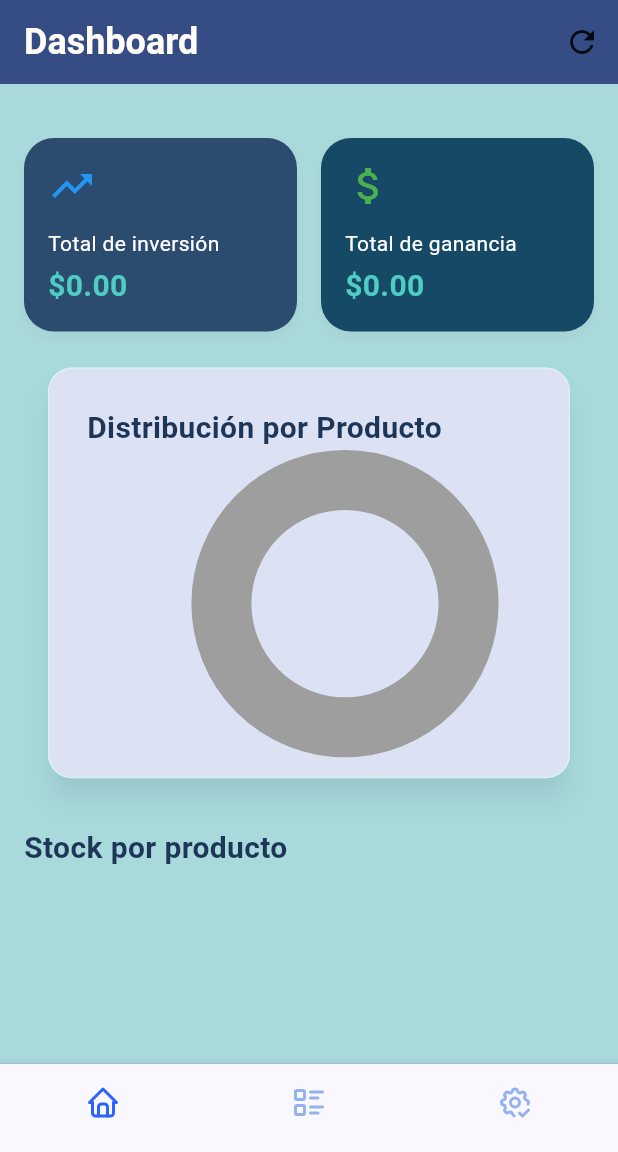
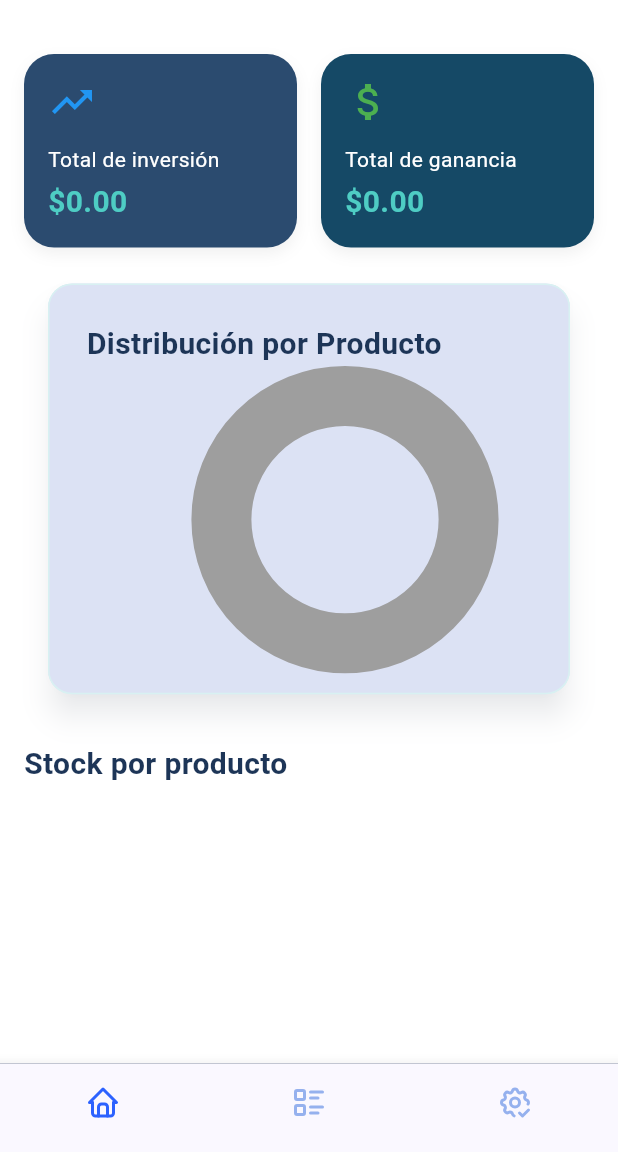
Before and after one commit to AldroX/miAlmacenApp, a Flutter app: the screen it shows after launch, on a phone screen of 412 x 824 dp, the part 84-1236 px from its top. Run offline on Flutter 3.47's test engine with Material 3 defaults, Android fonts, the phone set to English and light mode, and no system bars; drawn by our look-alikes of pie_chart; our stand-ins replace firebase_core, flutter_svg, hive, hive_flutter, image_picker; accounts and stored records are empty.

Commit message:
feat: refactoriazando el appBar

```diff
--- a/lib/pages/dashboard.dart
+++ b/lib/pages/dashboard.dart
@@ -68,20 +68,7 @@ class _DashboardPageState extends State<DashboardPage> {
   @override
   Widget build(BuildContext context) {
     return Scaffold(
-      backgroundColor: AppColors.azulClaro,
-      appBar: AppBar(
-        backgroundColor: const Color(0xFF364c84),
-        title: const Text(
-          'Dashboard',
-          style: TextStyle(color: Color(0xFFFFFDF5)),
-        ),
-        actions: [
-          IconButton(
-            icon: const Icon(Icons.refresh),
-            onPressed: _loadData,
-          ),
-        ],
-      ),
+      backgroundColor: Colors.white,
       body: SafeArea(
         child: isLoading
             ? const Center(child: CircularProgressIndicator())
@@ -142,9 +129,10 @@ class _DashboardPageState extends State<DashboardPage> {
                                 children: [
                                   const Text(
                                     'Distribución por Producto',
+                                    textAlign: TextAlign.center,
                                     style: TextStyle(
                                       fontSize: 20,
-                                      fontWeight: FontWeight.w600,
+                                      fontWeight: FontWeight.bold,
                                       color: AppColors.azulMarino,
                                     ),
                                   ),
```
